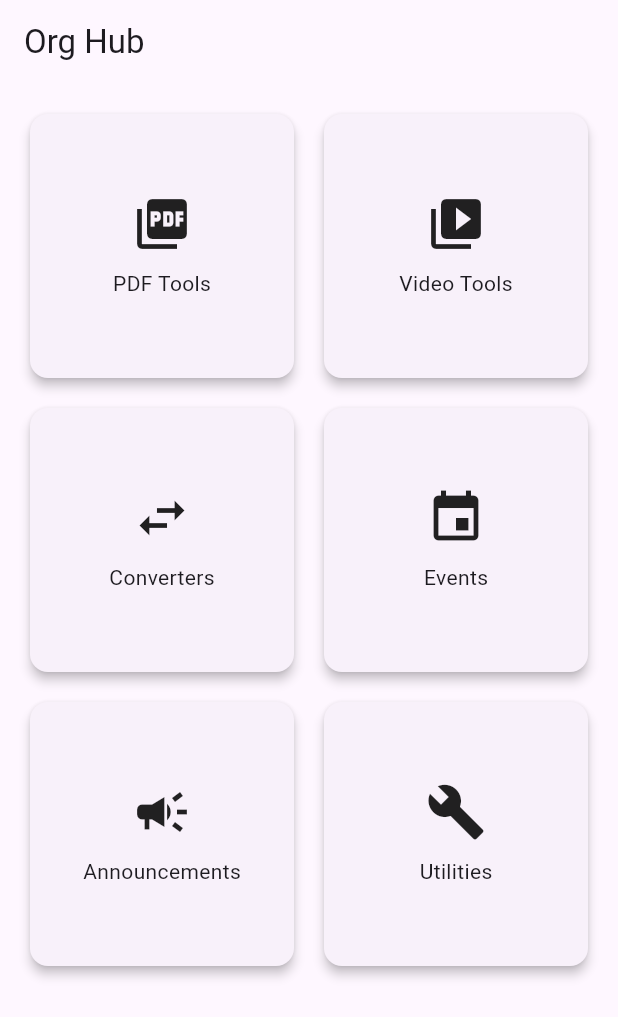
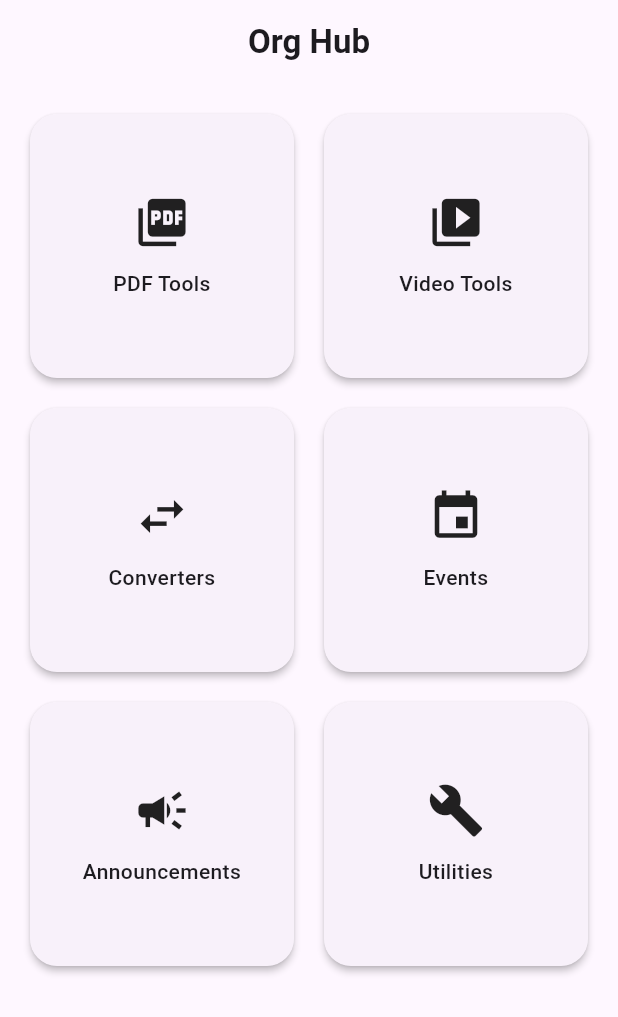
Before and after one commit to qdarr/org-hub-app, a Flutter app: the screen it shows after launch, on a phone screen of 412 x 824 dp. Shown: the top 1017 px of the screen. Run offline on Flutter 3.47's test engine with Material 3 defaults, Android fonts, the phone set to English and light mode, and no system bars; our stand-ins replace firebase_core; accounts and stored records are empty.

Commit message:
Added reusable widgets (tappable) and implemented Material UI (Android)

```diff
--- a/lib/main.dart
+++ b/lib/main.dart
@@ -20,9 +20,10 @@ class MyApp extends StatelessWidget {
       debugShowCheckedModeBanner: false,
       title: 'Org Hub',
       theme: ThemeData(
-        useMaterial3: true,
-        colorSchemeSeed: Colors.deepPurple,
-      ),
+            useMaterial3: true,
+            colorSchemeSeed: Colors.deepPurple,
+            brightness: Brightness.light,
+          ),
       home: const DashboardScreen(),
     );
   }
--- a/lib/screens/dashboard_screen.dart
+++ b/lib/screens/dashboard_screen.dart
@@ -1,4 +1,5 @@
 import 'package:flutter/material.dart';
+import '../widgets/tool_card.dart';
 
 class DashboardScreen extends StatelessWidget {
   const DashboardScreen({super.key});
@@ -7,52 +8,52 @@ class DashboardScreen extends StatelessWidget {
   Widget build(BuildContext context) {
     return Scaffold(
       appBar: AppBar(
-        title: const Text("Org Hub"),
+          title: const Text(
+          "Org Hub",
+          style: TextStyle(fontWeight: FontWeight.bold),
+        ),
+        centerTitle: true,
       ),
       body: Padding(
         padding: const EdgeInsets.all(16),
         child: GridView.count(
-          crossAxisCount: 2,
-          crossAxisSpacing: 12,
-          mainAxisSpacing: 12,
-          children: const [
-            _ToolCard(title: "PDF Tools", icon: Icons.picture_as_pdf),
-            _ToolCard(title: "Video Tools", icon: Icons.video_library),
-            _ToolCard(title: "Converters", icon: Icons.swap_horiz),
-            _ToolCard(title: "Events", icon: Icons.event),
-            _ToolCard(title: "Announcements", icon: Icons.campaign),
-            _ToolCard(title: "Utilities", icon: Icons.build),
-          ],
-        ),
+              crossAxisCount: 2,
+              crossAxisSpacing: 12,
+              mainAxisSpacing: 12,
+              children: [
+                ToolCard(
+                  title: "PDF Tools",
+                  icon: Icons.picture_as_pdf,
+                  onTap: () {},
+                ),
+                ToolCard(
+                  title: "Video Tools",
+                  icon: Icons.video_library,
+                  onTap: () {},
+                ),
+                ToolCard(
+                  title: "Converters",
+                  icon: Icons.swap_horiz,
+                  onTap: () {},
+                ),
+                ToolCard(
+                  title: "Events",
+                  icon: Icons.event,
+                  onTap: () {},
+                ),
+                ToolCard(
+                  title: "Announcements",
+                  icon: Icons.campaign,
+                  onTap: () {},
+                ),
+                ToolCard(
+                  title: "Utilities",
+                  icon: Icons.build,
+                  onTap: () {},
+                ),
+              ],
+            )
       ),
     );
   }
 }
-
-class _ToolCard extends StatelessWidget {
-  final String title;
-  final IconData icon;
-
-  const _ToolCard({
-    required this.title,
-    required this.icon,
-  });
-
-  @override
-  Widget build(BuildContext context) {
-    return Card(
-      elevation: 3,
-      child: InkWell(
-        onTap: () {},
-        child: Column(
-          mainAxisAlignment: MainAxisAlignment.center,
-          children: [
-            Icon(icon, size: 40),
-            const SizedBox(height: 10),
-            Text(title),
-          ],
-        ),
-      ),
-    );
-  }
-}
--- /dev/null
+++ b/lib/widgets/tool_card.dart
@@ -0,0 +1,43 @@
+import 'package:flutter/material.dart';
+
+class ToolCard extends StatelessWidget {
+  final String title;
+  final IconData icon;
+  final VoidCallback? onTap;
+
+  const ToolCard({
+    super.key,
+    required this.title,
+    required this.icon,
+    this.onTap,
+  });
+
+  @override
+  Widget build(BuildContext context) {
+    return Card(
+      elevation: 2,
+      shape: RoundedRectangleBorder(
+        borderRadius: BorderRadius.circular(18),
+      ),
+      child: InkWell(
+        borderRadius: BorderRadius.circular(18),
+        onTap: onTap,
+        child: Padding(
+          padding: const EdgeInsets.all(20),
+          child: Column(
+            mainAxisAlignment: MainAxisAlignment.center,
+            children: [
+              Icon(icon, size: 38),
+              const SizedBox(height: 12),
+              Text(
+                title,
+                textAlign: TextAlign.center,
+                style: const TextStyle(fontWeight: FontWeight.w500),
+              ),
+            ],
+          ),
+        ),
+      ),
+    );
+  }
+}
```
